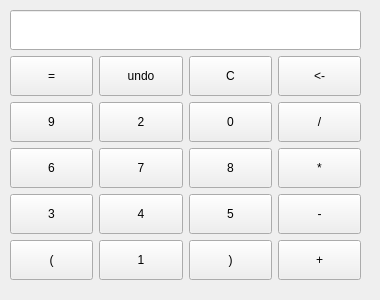
Qt form widget.ui (fayedshi/MyCalculator) before a commit.
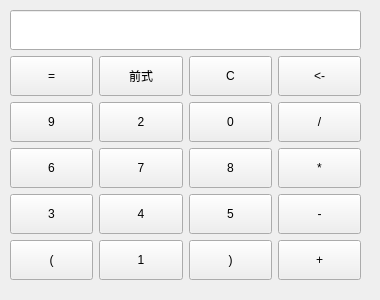
The same form after that commit.

Commit message: rename undo

Patch:
```diff
--- a/widget.ui
+++ b/widget.ui
@@ -331,7 +331,7 @@
        </size>
       </property>
       <property name="text">
-       <string>undo</string>
+       <string>前式</string>
       </property>
      </widget>
     </item>
```
